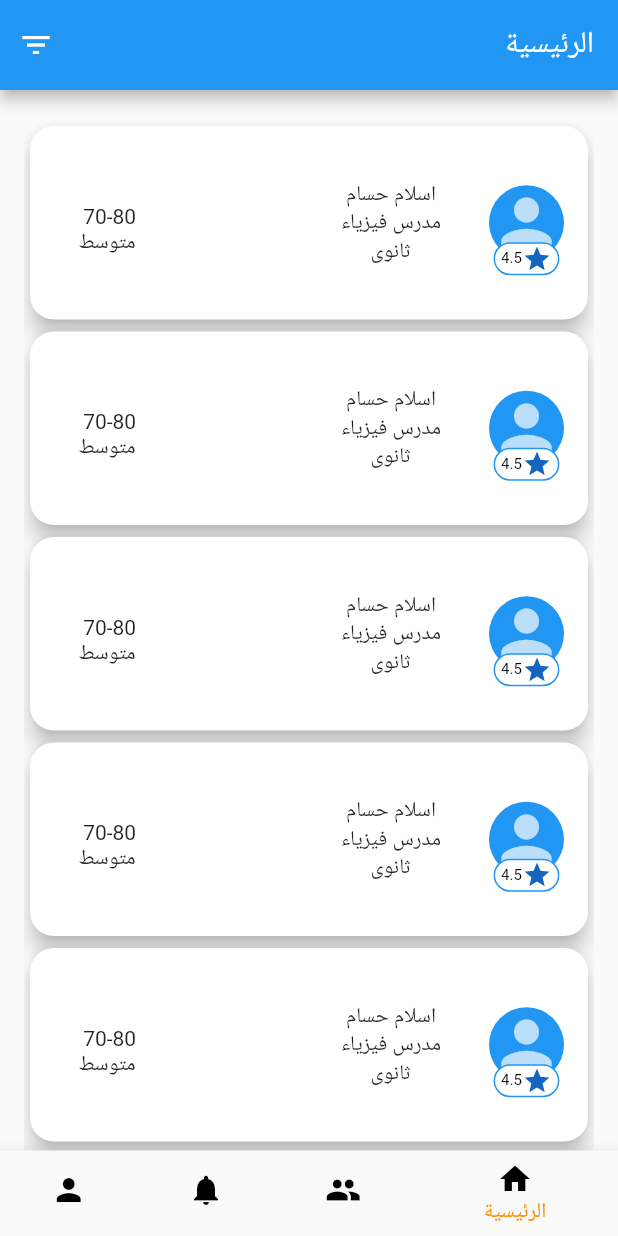
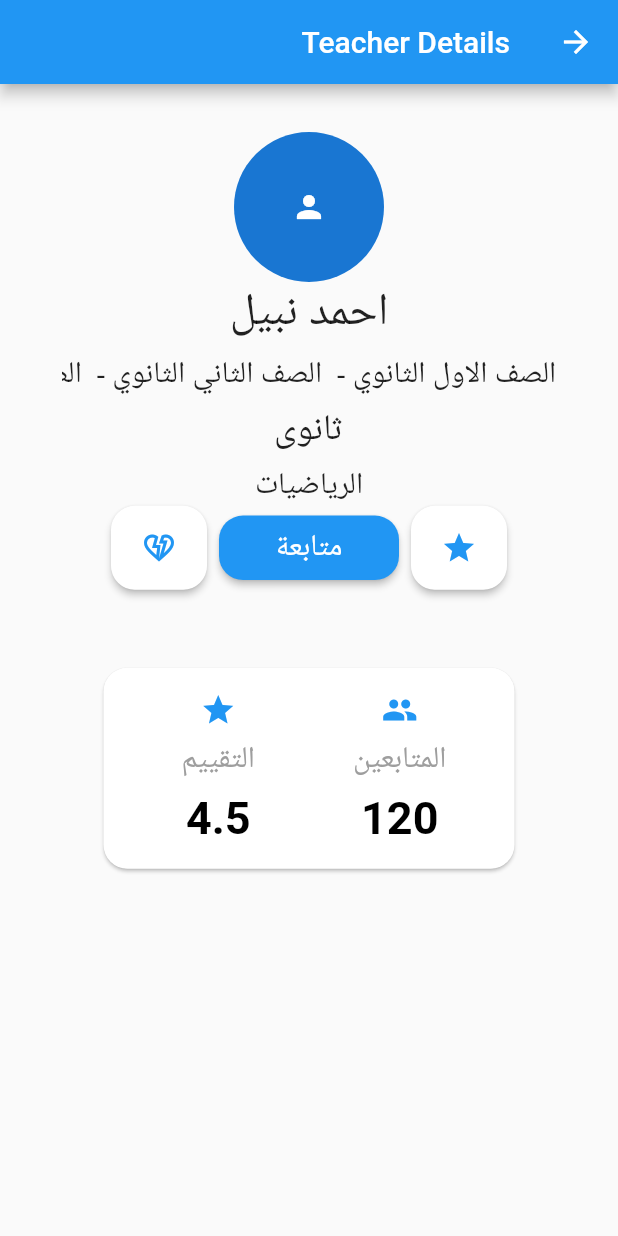
Before and after one commit to hyperov/Drosak, a Flutter app: the screen it shows once a user with an empty profile is signed in, after a tap on "4.5", on a phone screen of 412 x 824 dp. Run offline on Flutter 3.47's test engine with Material 2 defaults, Android fonts, the phone set to English and light mode, and no system bars; drawn by our look-alikes of animated_text_kit, marquee; our stand-ins replace cloud_firestore, connectivity_plus, firebase_auth, firebase_core, firebase_crashlytics, flutter_signin_button and 2 more; missing offline and left inert: firebase_app_check, flutter_facebook_auth; accounts and stored records are empty; generated files the repository leaves out were written again; network calls fail.

Commit message:
add notification screen,Teacher details screen add text animation

```diff
--- a/drosak/lib/bindings/initial_bindings.dart
+++ b/drosak/lib/bindings/initial_bindings.dart
@@ -1,5 +1,5 @@
-import 'package:drosak/common/viewmodel/NetworkViewModel.dart';
 import 'package:drosak/common/viewmodel/filter_viewmodel.dart';
+import 'package:drosak/common/viewmodel/network_viewmodel.dart';
 import 'package:drosak/follows/viewmodel/follows_viewmodel.dart';
 import 'package:drosak/home/HomeViewModel.dart';
 import 'package:drosak/login/viewmodel/login_view_model.dart';
--- a/drosak/lib/home/home_screen.dart
+++ b/drosak/lib/home/home_screen.dart
@@ -2,6 +2,7 @@ import 'package:drosak/common/viewmodel/filter_viewmodel.dart';
 import 'package:drosak/common/widgets/bottomsheet.dart';
 import 'package:drosak/follows/view/follows_screen.dart';
 import 'package:drosak/login/viewmodel/login_view_model.dart';
+import 'package:drosak/notifications/notifictations_screen.dart';
 import 'package:drosak/profile/main_profile_screen.dart';
 import 'package:drosak/teachers/teachers_list_screen.dart';
 import 'package:drosak/utils/localization/localization_keys.dart';
@@ -22,7 +23,7 @@ class HomeScreen extends StatelessWidget {
   final widgetOptions = [
     const TeachersList(),
     FollowsScreen(),
-    ProfileScreen(),
+    NotificationsScreen(),
     ProfileScreen(),
   ];
 
--- a/drosak/lib/login/view/enter_sms_code_screen.dart
+++ b/drosak/lib/login/view/enter_sms_code_screen.dart
@@ -1,4 +1,4 @@
-import 'package:drosak/common/viewmodel/NetworkViewModel.dart';
+import 'package:drosak/common/viewmodel/network_viewmodel.dart';
 import 'package:drosak/login/viewmodel/login_view_model.dart';
 import 'package:flutter/material.dart';
 import 'package:get/get.dart';
--- a/drosak/lib/login/view/login_phone_or_social_screen.dart
+++ b/drosak/lib/login/view/login_phone_or_social_screen.dart
@@ -4,7 +4,7 @@ import 'package:flutter/material.dart';
 import 'package:flutter_signin_button/flutter_signin_button.dart';
 import 'package:get/get.dart';
 
-import '../../common/viewmodel/NetworkViewModel.dart';
+import '../../common/viewmodel/network_viewmodel.dart';
 import 'enter_sms_code_screen.dart';
 
 class PhoneOrSocialLoginScreen extends StatelessWidget {
@@ -54,6 +54,13 @@ class PhoneOrSocialLoginScreen extends StatelessWidget {
                   height: 200,
                 ),
                 const SizedBox(height: 30),
+                Text(
+                  'تطبيق الطالب',
+                  style: const TextStyle(
+                    fontSize: 30,
+                    fontWeight: FontWeight.bold,
+                  ),
+                ),
                 Text(
                   LocalizationKeys.enter_phone_number.tr,
                   style: Theme.of(context).textTheme.headline5,
--- /dev/null
+++ b/drosak/lib/notifications/notifictations_screen.dart
@@ -0,0 +1,15 @@
+import 'package:flutter/material.dart';
+
+class NotificationsScreen extends StatelessWidget {
+  const NotificationsScreen({Key? key}) : super(key: key);
+
+  @override
+  Widget build(BuildContext context) {
+    return ListView.builder(itemBuilder: (context, index) {
+      return ListTile(
+        title: Text('Notification $index'),
+        onTap: () {},
+      );
+    });
+  }
+}
--- /dev/null
+++ b/drosak/lib/teachers/teacher_details_screen.dart
@@ -0,0 +1,187 @@
+import 'package:animated_text_kit/animated_text_kit.dart';
+import 'package:drosak/utils/localization/localization_keys.dart';
+import 'package:flutter/material.dart';
+import 'package:get/get.dart';
+import 'package:marquee/marquee.dart';
+
+class TeacherDetailsScreen extends StatelessWidget {
+  TeacherDetailsScreen({Key? key}) : super(key: key);
+
+  var classes = [
+    'الصف الاول الثانوي',
+    'الصف الثاني الثانوي',
+    'الصف الثالث الثانوي',
+    'الصف الاول الاعدادي',
+    'الصف الثاني الاعدادي',
+    'الصف الثالث الاعدادي',
+  ];
+
+  @override
+  Widget build(BuildContext context) {
+    return Scaffold(
+      appBar: AppBar(
+        title: const Text('Teacher Details'),
+      ),
+      body: Center(
+        child: Column(
+          crossAxisAlignment: CrossAxisAlignment.center,
+          children: [
+            const SizedBox(height: 32),
+            const CircleAvatar(
+              radius: 50,
+              child: Icon(Icons.person),
+            ),
+            const Text('احمد نبيل', style: const TextStyle(fontSize: 30)),
+            SizedBox(
+              width: MediaQuery.of(context).size.width * 0.8,
+              height: MediaQuery.of(context).size.height * 0.05,
+              child: Marquee(
+                text: classes
+                    .toString()
+                    .replaceAll('[', '')
+                    .replaceAll(']', '')
+                    .replaceAll(',', ' - '),
+                style: const TextStyle(fontSize: 20),
+                scrollAxis: Axis.horizontal,
+                crossAxisAlignment: CrossAxisAlignment.center,
+                blankSpace: 20,
+              ),
+            ),
+            SizedBox(
+              height: 40,
+              child: AnimatedTextKit(
+                animatedTexts: [
+                  TyperAnimatedText(
+                    ' ثانوى ',
+                    textStyle: const TextStyle(
+                      fontSize: 24.0,
+                      fontWeight: FontWeight.w300,
+                    ),
+                    speed: const Duration(milliseconds: 100),
+                  ),
+                  TyperAnimatedText(
+                    'اعدادى',
+                    textStyle: const TextStyle(
+                      fontSize: 24.0,
+                      fontWeight: FontWeight.w300,
+                    ),
+                    speed: const Duration(milliseconds: 100),
+                  ),
+                ],
+                totalRepeatCount: 4,
+                pause: const Duration(milliseconds: 300),
+                displayFullTextOnTap: true,
+                stopPauseOnTap: true,
+                repeatForever: true,
+              ),
+            ),
+            Text(LocalizationKeys.math.tr,
+                style: const TextStyle(fontSize: 20)),
+            Row(
+              mainAxisAlignment: MainAxisAlignment.center,
+              children: [
+                ElevatedButton(
+                  style: ElevatedButton.styleFrom(
+                    primary: Colors.white,
+                    padding: const EdgeInsets.all(16),
+                    shape: RoundedRectangleBorder(
+                      borderRadius: BorderRadius.circular(16),
+                    ),
+                  ),
+                  child: const Icon(
+                    Icons.star,
+                    color: Colors.blue,
+                  ),
+                  onPressed: () {},
+                ),
+                ElevatedButton(
+                  style: ElevatedButton.styleFrom(
+                      primary: Colors.blue,
+                      padding: const EdgeInsets.all(8),
+                      minimumSize: const Size(120, 0),
+                      shape: RoundedRectangleBorder(
+                        borderRadius: BorderRadius.circular(16),
+                      )),
+                  child: const Text(
+                    "متابعة",
+                    style: TextStyle(color: Colors.white, fontSize: 20),
+                  ),
+                  onPressed: () {},
+                ).marginSymmetric(horizontal: 8),
+                ElevatedButton(
+                  style: ElevatedButton.styleFrom(
+                    primary: Colors.white,
+                    shape: RoundedRectangleBorder(
+                      borderRadius: BorderRadius.circular(16),
+                    ),
+                    // minimumSize: Size(60, 50),
+                    padding: const EdgeInsets.all(16),
+                  ),
+                  child: const Icon(
+                    Icons.heart_broken_outlined,
+                    color: Colors.blue,
+                  ),
+                  onPressed: () {},
+                ),
+              ],
+            ),
+            const SizedBox(height: 48),
+            Card(
+              color: Colors.white,
+              shape: RoundedRectangleBorder(
+                borderRadius: BorderRadius.circular(16),
+              ),
+              child: Row(
+                children: [
+                  Expanded(
+                    child: Column(
+                      children: [
+                        const Icon(Icons.people, color: Colors.blue),
+                        const SizedBox(height: 8),
+                        Text(LocalizationKeys.followers.tr,
+                            style: const TextStyle(
+                                fontSize: 20, color: Colors.grey)),
+                        const SizedBox(height: 8),
+                        const Text("120",
+                            style: TextStyle(
+                                fontSize: 30,
+                                color: Colors.black,
+                                fontWeight: FontWeight.bold)),
+                      ],
+                    ),
+                  ),
+                  Expanded(
+                    child: Column(
+                      children: [
+                        const Icon(Icons.star, color: Colors.blue),
+                        const SizedBox(height: 8),
+                        Text(LocalizationKeys.rating.tr,
+                            style: const TextStyle(
+                                fontSize: 20, color: Colors.grey)),
+                        const SizedBox(height: 8),
+                        const Text("4.5",
+                            style: TextStyle(
+                                fontSize: 30,
+                                color: Colors.black,
+                                fontWeight: FontWeight.bold)),
+                      ],
+                    ),
+                  ),
+                ],
+              ).paddingSymmetric(horizontal: 16, vertical: 16),
+            ).marginSymmetric(horizontal: 65),
+            const SizedBox(height: 48),
+            // TabBar(tabs: [
+            //   Tab(
+            //     child: Text(LocalizationKeys.lectures.tr),
+            //   ),
+            //   Tab(
+            //     child: Text(LocalizationKeys.reviews.tr),
+            //   ),
+            // ]),
+          ],
+        ),
+      ),
+    );
+  }
+}
--- a/drosak/lib/teachers/teachers_list_screen.dart
+++ b/drosak/lib/teachers/teachers_list_screen.dart
@@ -1,4 +1,7 @@
 import 'package:flutter/material.dart';
+import 'package:get/get.dart';
+
+import 'teacher_details_screen.dart';
 
 class TeachersList extends StatelessWidget {
   const TeachersList({Key? key}) : super(key: key);
@@ -15,7 +18,9 @@ class TeachersList extends StatelessWidget {
             borderRadius: BorderRadius.circular(16),
           ),
           child: InkWell(
-            onTap: () {},
+            onTap: () {
+              Get.to(() => TeacherDetailsScreen());
+            },
             child: Container(
               margin: const EdgeInsets.symmetric(horizontal: 16, vertical: 36),
               child: Stack(
--- a/drosak/lib/utils/localization/languages.dart
+++ b/drosak/lib/utils/localization/languages.dart
@@ -52,6 +52,7 @@ class Languages extends Translations {
           LocalizationKeys.class_level_three: 'Three',
           LocalizationKeys.home: 'Home',
           LocalizationKeys.follows: 'Follows',
+          LocalizationKeys.followers: 'Followers',
           LocalizationKeys.notifications: 'Notifications',
           LocalizationKeys.profile: 'Profile',
           LocalizationKeys.price_avg: 'Avg Price',
@@ -70,6 +71,11 @@ class Languages extends Translations {
           LocalizationKeys.spanish: 'Spanish',
           LocalizationKeys.social: 'Social',
           LocalizationKeys.save: 'save',
+          LocalizationKeys.rating: 'Rating',
+          LocalizationKeys.reviews: 'Reviews',
+          LocalizationKeys.no_reviews: 'No Reviews Yet',
+          LocalizationKeys.lectures: 'Lectures',
+          LocalizationKeys.app_student: 'Student App',
         },
         'ar_EG': {
           LocalizationKeys.enter_phone_number: 'أدخل رقم هاتفك',
@@ -117,6 +123,7 @@ class Languages extends Translations {
           LocalizationKeys.class_level_three: 'الصف الدراسي الثالث',
           LocalizationKeys.home: 'الرئيسية',
           LocalizationKeys.follows: 'اتابعهم',
+          LocalizationKeys.followers: 'المتابعين',
           LocalizationKeys.notifications: 'الإشعارات',
           LocalizationKeys.profile: 'الحساب',
           LocalizationKeys.choose_material: 'اختر المادة',
@@ -136,6 +143,11 @@ class Languages extends Translations {
           LocalizationKeys.spanish: 'الإسبانية',
           LocalizationKeys.price_avg: 'متوسط سعر الحصة',
           LocalizationKeys.save: 'حفظ',
+          LocalizationKeys.rating: 'التقييم',
+          LocalizationKeys.reviews: 'التقييمات',
+          LocalizationKeys.no_reviews: 'لا يوجد تقييمات حتى الآن',
+          LocalizationKeys.lectures: 'الحصص',
+          LocalizationKeys.app_student: 'تطبيق الطالب',
         },
       };
 }
--- a/drosak/lib/utils/localization/localization_keys.dart
+++ b/drosak/lib/utils/localization/localization_keys.dart
@@ -88,6 +88,7 @@ class LocalizationKeys {
   static var notifications = 'notifications';
   static var profile = 'profile';
   static var follows = 'follows';
+  static var followers = 'followers';
 
   static var price_avg = 'price_avg';
 
@@ -110,4 +111,10 @@ class LocalizationKeys {
   static var filter_apply = 'apply';
   static var filter_clear_all = 'clear_all';
   static var save = 'save';
+
+  static var rating = 'rating';
+  static var reviews = 'reviews';
+  static var no_reviews = 'no_reviews';
+  static var lectures = 'lectures';
+  static var app_student = 'app_student';
 }
--- a/drosak/pubspec.yaml
+++ b/drosak/pubspec.yaml
@@ -47,6 +47,8 @@ dependencies:
   cloud_firestore: ^3.1.15
   connectivity_plus: ^2.3.0
   flutter_facebook_auth: ^4.3.4
+  animated_text_kit: ^4.2.1
+  marquee: ^2.2.2
 
 flutter_icons:
   ios: false
```
Also changed, not shown: drosak/lib/common/viewmodel/network_viewmodel.dart (renamed from drosak/lib/common/viewmodel/NetworkViewModel.dart).
